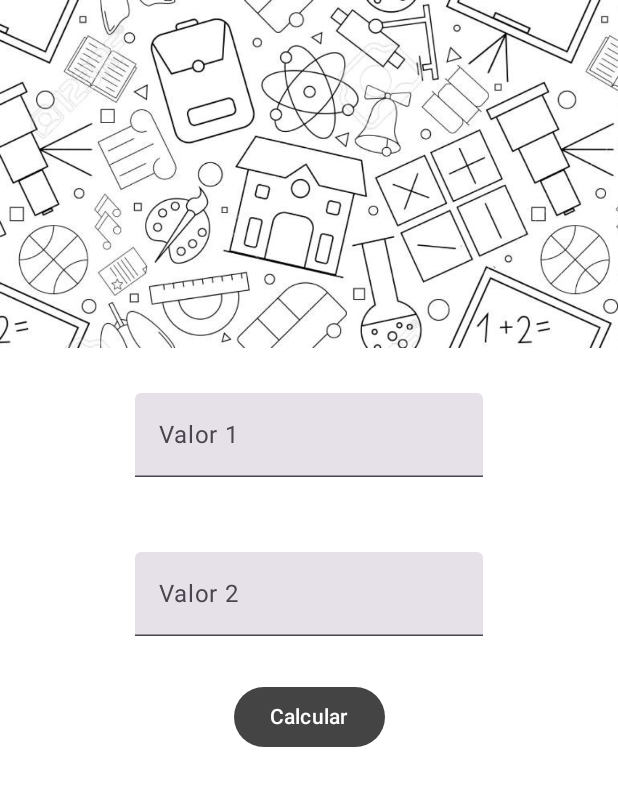
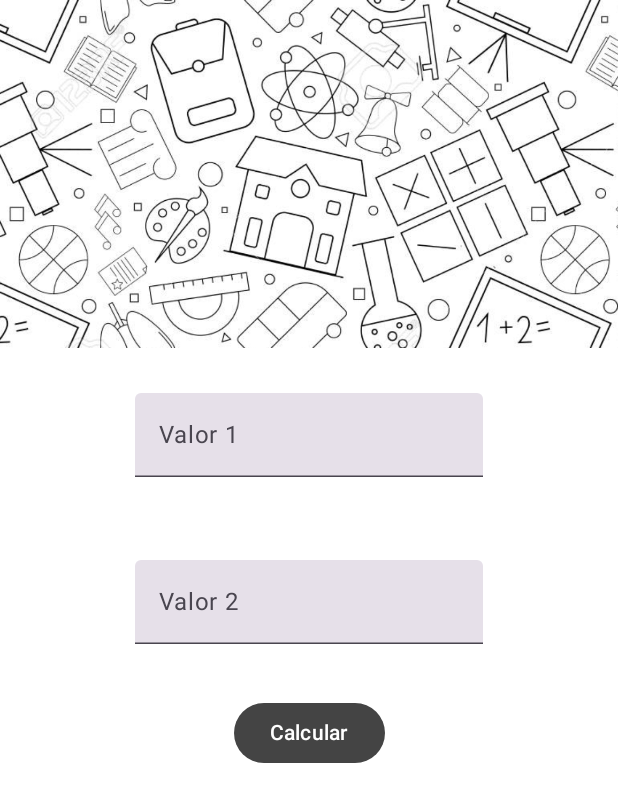
Before and after one commit to danyroh1/Android-Projects, an Android app built with Jetpack Compose: the @Preview function GreetingPreview, on a phone screen of 412 x 824 dp. Shown: the top 802 px of the screen. Run offline under Robolectric (Android 15) with nearby library versions, the phone set to English and light mode, and no system bars.

Commit message:
Practica 2

```diff
--- a/app/src/main/java/com/example/ejemplo1/MainActivity.kt
+++ b/app/src/main/java/com/example/ejemplo1/MainActivity.kt
@@ -106,7 +106,7 @@ fun TFValor2() {
         label = { Text(text = "Valor 2") },
         keyboardOptions = KeyboardOptions(keyboardType = KeyboardType.Number),
         modifier = Modifier
-            .padding(horizontal = 90.dp, vertical = 20.dp)
+            .padding(horizontal = 90.dp, vertical = 25.dp)
             .fillMaxWidth(1f),
         onValueChange = { it ->
             text = it
```
